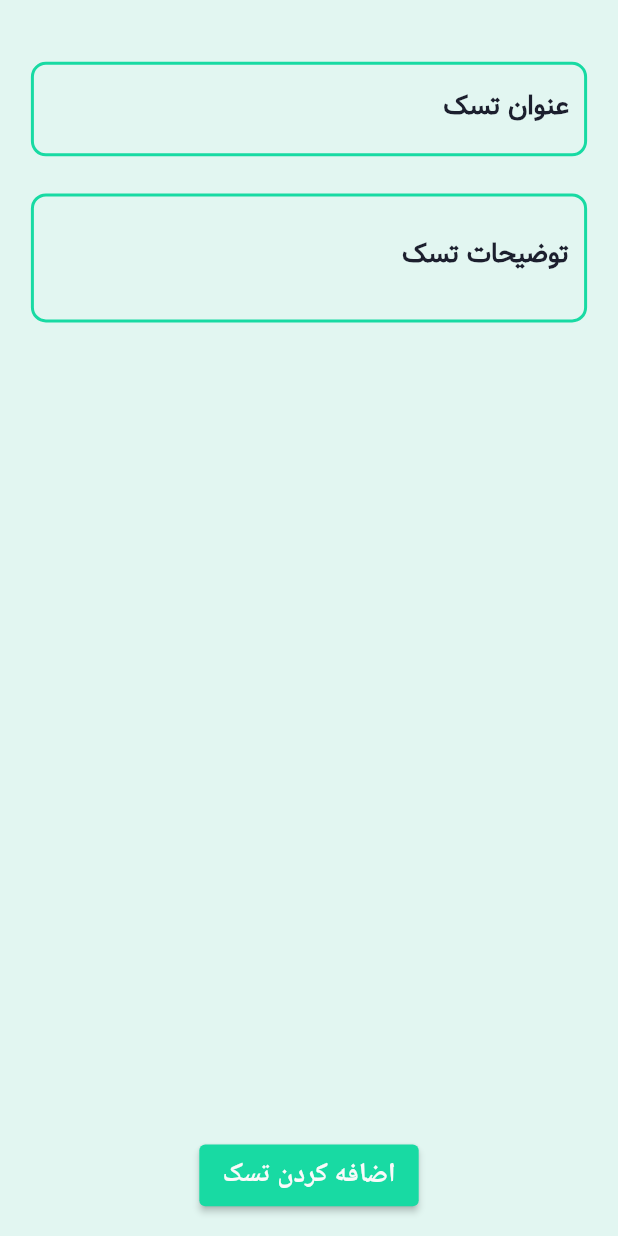
After one commit to Sobhan-Ziyaei/hive_todo_app, a Flutter app: the AddTaskScreen screen opened directly, on a phone screen of 412 x 824 dp. The commit adds this screen. Run offline on Flutter 3.47's test engine with Material 2 defaults, Android fonts, the phone set to English and light mode, and no system bars; our stand-ins replace flutter_spinkit, lottie.

Commit message:
create primary add task screen

```diff
--- a/lib/router/app_router.dart
+++ b/lib/router/app_router.dart
@@ -1,4 +1,5 @@
 import 'package:flutter/material.dart';
+import 'package:hive_todo_app/ui/screens/add_task_screen.dart';
 import 'package:hive_todo_app/ui/screens/home_screen.dart';
 import 'package:hive_todo_app/ui/screens/splash_screen.dart';
 
@@ -13,6 +14,10 @@ class AppRouter {
         return MaterialPageRoute(
           builder: (context) => HomeScreen(),
         );
+      case AddTaskScreen.screenId:
+        return MaterialPageRoute(
+          builder: (context) => AddTaskScreen(),
+        );
       default:
         return null;
     }
--- a/lib/ui/constant/colors.dart
+++ b/lib/ui/constant/colors.dart
@@ -5,3 +5,4 @@ const whiteColor = Color(0xffFAFAFA);
 const greenColor = Color(0xff18DAA3);
 const bgColor = Color(0xffE2F6F1);
 const greyColor = Color(0xffBFC3C8);
+const redColor = Color(0xffFF5252);
--- a/lib/ui/constant/strings.dart
+++ b/lib/ui/constant/strings.dart
@@ -9,3 +9,9 @@ class HomeScreenStrings{
   static const sampleTime = '10:00' ;
   static const modify = 'ویرایش' ;
 }
+
+class AddTaskScreenStrings {
+  static const taskTitle = 'عنوان تسک' ;
+  static const taskDescription = 'توضیحات تسک';
+  static const addTask = 'اضافه کردن تسک' ;
+}
--- /dev/null
+++ b/lib/ui/screens/add_task_screen.dart
@@ -0,0 +1,95 @@
+import 'package:flutter/material.dart';
+import 'package:hive_todo_app/ui/constant/colors.dart';
+import 'package:hive_todo_app/ui/constant/strings.dart';
+
+class AddTaskScreen extends StatefulWidget {
+  AddTaskScreen({Key? key}) : super(key: key);
+  static const screenId = '/add_task_screen';
+  @override
+  State<AddTaskScreen> createState() => _AddTaskScreenState();
+}
+
+class _AddTaskScreenState extends State<AddTaskScreen> {
+  @override
+  Widget build(BuildContext context) {
+    Size size = MediaQuery.of(context).size;
+    ThemeData theme = Theme.of(context);
+    return SafeArea(
+      child: Scaffold(
+        resizeToAvoidBottomInset: false,
+        body: Center(
+          child: Padding(
+            padding: EdgeInsets.symmetric(horizontal: size.width * 0.05),
+            child: Column(
+              children: [
+                SizedBox(height: size.height * 0.05),
+                TextField(
+                  style: theme.textTheme.bodySmall,
+                  decoration: InputDecoration(
+                    labelText: AddTaskScreenStrings.taskTitle,
+                    labelStyle: theme.textTheme.bodySmall
+                        ?.copyWith(fontWeight: FontWeight.bold, fontSize: 18),
+                    focusedBorder: OutlineInputBorder(
+                      borderSide: const BorderSide(
+                        width: 2,
+                        color: redColor,
+                      ),
+                      borderRadius: BorderRadius.circular(10),
+                    ),
+                    enabledBorder: OutlineInputBorder(
+                      borderRadius: BorderRadius.circular(10),
+                      borderSide: const BorderSide(
+                        width: 2,
+                        color: greenColor,
+                      ),
+                    ),
+                  ),
+                ),
+                SizedBox(height: size.height * 0.03),
+                TextField(
+                  maxLines: 2,
+                  style: theme.textTheme.bodySmall,
+                  decoration: InputDecoration(
+                    labelText: AddTaskScreenStrings.taskDescription,
+                    labelStyle: theme.textTheme.bodySmall
+                        ?.copyWith(fontWeight: FontWeight.bold, fontSize: 18),
+                    focusedBorder: OutlineInputBorder(
+                      borderSide: const BorderSide(
+                        width: 2,
+                        color: redColor,
+                      ),
+                      borderRadius: BorderRadius.circular(10),
+                    ),
+                    enabledBorder: OutlineInputBorder(
+                      borderRadius: BorderRadius.circular(10),
+                      borderSide: const BorderSide(
+                        width: 2,
+                        color: greenColor,
+                      ),
+                    ),
+                  ),
+                ),
+                const Spacer(),
+                ElevatedButton(
+                  style: ElevatedButton.styleFrom(
+                    minimumSize: Size(size.width * 0.10, size.height * 0.05),
+                    backgroundColor: greenColor,
+                  ),
+                  onPressed: () {},
+                  child: Text(
+                    AddTaskScreenStrings.addTask,
+                    style: theme.textTheme.titleLarge?.copyWith(
+                      color: whiteColor,
+                      fontSize: 18,
+                    ),
+                  ),
+                ),
+                SizedBox(height: size.height * 0.02),
+              ],
+            ),
+          ),
+        ),
+      ),
+    );
+  }
+}
--- a/lib/ui/screens/home_screen.dart
+++ b/lib/ui/screens/home_screen.dart
@@ -2,6 +2,7 @@ import 'package:flutter/material.dart';
 import 'package:hive_todo_app/gen/assets.gen.dart';
 import 'package:hive_todo_app/ui/constant/colors.dart';
 import 'package:hive_todo_app/ui/constant/strings.dart';
+import 'package:hive_todo_app/ui/screens/add_task_screen.dart';
 
 class HomeScreen extends StatefulWidget {
   HomeScreen({Key? key}) : super(key: key);
@@ -17,6 +18,11 @@ class _HomeScreenState extends State<HomeScreen> {
     ThemeData theme = Theme.of(context);
     return SafeArea(
       child: Scaffold(
+        floatingActionButton: FloatingActionButton(
+          onPressed: () {
+            Navigator.pushNamed(context, AddTaskScreen.screenId);
+          },
+        ),
         body: Padding(
           padding: EdgeInsets.symmetric(horizontal: size.width * 0.05),
           child: Center(
```
